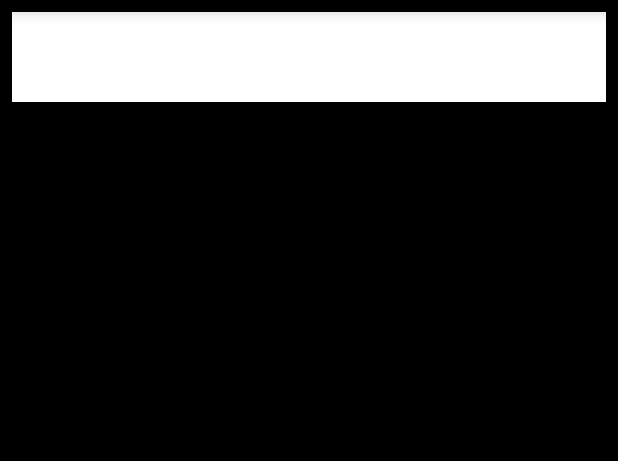
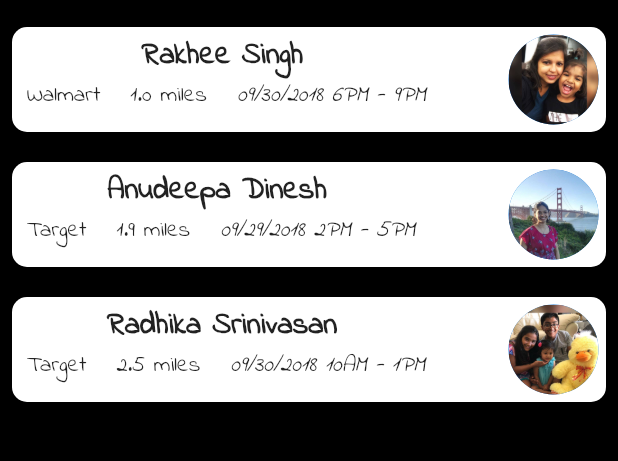
Before and after one commit to Anudeepa2204/googleHackathon, a Flutter app: the Home screen opened by its route, on a phone screen of 412 x 824 dp, the part 84-545 px from its top. Run offline on Flutter 3.47's test engine with Material 2 defaults, Android fonts, the phone set to English and light mode, and no system bars; missing offline and left inert: validate.

Commit message:
Homepage complete

```diff
--- a/lib/sliders/right_transitions.dart
+++ b/lib/sliders/transitions.dart
@@ -12,7 +12,7 @@ class SlideRightRoute extends PageRouteBuilder {
             Widget child) {
           return new SlideTransition(
             position: new Tween<Offset>(
-              begin: const Offset(-1.0, 0.0),
+              begin: const Offset(1.8, -1.5),
               end: Offset.zero,
             ).animate(animation),
             child: child,
--- a/lib/views/buyerpage.dart
+++ b/lib/views/buyerpage.dart
@@ -1,6 +1,6 @@
 import 'package:flutter/material.dart';
 import 'package:validate/validate.dart';
-import 'package:deliver_grocery/sliders/right_transitions.dart';
+import 'package:deliver_grocery/sliders/transitions.dart';
 import 'package:deliver_grocery/views/homepage.dart';// Add import for validate package.
 
 class Buyer extends StatefulWidget {
--- a/lib/views/homepage.dart
+++ b/lib/views/homepage.dart
@@ -10,19 +10,22 @@ List userdetails = [
   {
     "name": "Rakhee Singh",
     "store": "Walmart",
-    "photo": "/assets/images/rakhee.jpeg",
+    "miles": "1.0 miles",
+    "photo": "assets/images/rakhee.jpeg",
     "time": "09/30/2018 6PM - 9PM"
   },
   {
     "name": "Anudeepa Dinesh",
     "store": "Target",
-    "photo": "/assets/images/anudeepa.jpeg",
+    "miles": "1.9 miles",
+    "photo": "assets/images/anudeepa.jpeg",
     "time": "09/29/2018 2PM - 5PM"
   },
   {
     "name": "Radhika Srinivasan",
     "store": "Target",
-    "photo": "/assets/images/radhika.jpeg",
+    "miles": "2.5 miles",
+    "photo": "assets/images/radhika.jpeg",
     "time": "09/30/2018 10AM - 1PM"
   }
 ];
@@ -44,11 +47,11 @@ class HomeWidget extends State<Home> {
         ),
         body: new ListView.builder(
           padding: new EdgeInsets.all(8.0),
-          itemExtent: 20.0,
           itemBuilder: (BuildContext context, int index) {
             return new UserList(
               name: userdetails[index]["name"],
               store: userdetails[index]["store"],
+              miles: userdetails[index]["miles"],
               time: userdetails[index]["time"],
               photo: userdetails[index]["photo"],
             );
@@ -58,42 +61,108 @@ class HomeWidget extends State<Home> {
   }
 }
 
+void _pressed() {
+  print("Pressed");
+}
+
 class UserList extends StatelessWidget {
   final String name;
   final String store;
   final String time;
   final String photo;
+  final String miles;
 
   const UserList(
       {Key key,
       String this.name,
       String this.store,
       String this.time,
-      String this.photo})
+      String this.photo,
+      String this.miles})
       : super(key: key);
 
   @override
   Widget build(BuildContext context) {
-    return new Material(
-        child: new Container(
-      padding: EdgeInsets.only(top: 20.0),
-      color: Colors.white,
-      child: new Column(
-        crossAxisAlignment: CrossAxisAlignment.start,
-        children: <Widget>[
-          new Padding(
-              padding: new EdgeInsets.all(10.0),
-              child: new Card(
-                  child: new Column(children: <Widget>[
-                new ListTile(
-                  leading: const Icon(Icons.event_seat),
-
-                  title: Text(name, style: TextStyle(color: Colors.black, fontSize: 10.0, ),),
-                  subtitle: Text(store),
-                ),
-              ])))
-        ],
+    return Container(
+      margin: EdgeInsets.symmetric(vertical: 10.0),
+      decoration: const BoxDecoration(
+        borderRadius: BorderRadius.all(Radius.circular(10.0)),
+        color: Colors.white,
       ),
-    ));
+      child: InkWell(
+          splashColor: Colors.lightGreen,
+          onTap: _pressed,
+          child: Column(
+            children: <Widget>[
+              Row(
+                crossAxisAlignment: CrossAxisAlignment.start,
+                mainAxisAlignment: MainAxisAlignment.spaceBetween,
+                children: <Widget>[
+                  Column(
+                    children: <Widget>[
+                      Column(
+                        children: <Widget>[
+                          Padding(
+                              padding: EdgeInsets.fromLTRB(0.0, 5.0, 5.0, 0.0),
+                              child: Text(name,
+                                  style: TextStyle(
+//                                      color: Colors.white,
+                                      fontSize: 20.0,
+                                      fontWeight: FontWeight.bold))),
+                          Row(
+                            children: <Widget>[
+                              Padding(
+                                padding: EdgeInsets.symmetric(horizontal: 10.0),
+                                child: Text(store,
+                                    style: TextStyle(
+                                        fontSize: 15.0,
+//                                        color: Colors.white,
+                                        fontStyle: FontStyle.normal)),
+                              ),
+                              Padding(
+                                padding: EdgeInsets.symmetric(horizontal: 10.0),
+                                child: Text(miles,
+                                    style: TextStyle(
+//                                        color: Colors.white,
+                                        fontSize: 15.0,
+                                        fontStyle: FontStyle.normal)),
+                              ),
+                              Padding(
+                                padding: EdgeInsets.symmetric(horizontal: 10.0),
+                                child: Text(time,
+                                    style: TextStyle(
+//                                        color: Colors.white,
+                                        fontSize: 15.0,
+                                        fontStyle: FontStyle.italic)),
+                              )
+                            ],
+                          )
+                        ],
+                      )
+                    ],
+                  ),
+                  Container(
+                    width: 60.0,
+                    height: 60.0,
+                    margin: EdgeInsets.all(5.0),
+                    decoration: BoxDecoration(
+                      shape: BoxShape.circle,
+                      color: Colors.transparent,
+//                      image: DecorationImage(image:null ))
+                    ),
+                    child: CircleAvatar(
+                      backgroundImage: AssetImage(photo),
+//                      child: Image(
+//                        image: AssetImage(photo),
+//                        height: 60.0,
+//                        width: 60.0,
+//                      ),
+                    ),
+                  ),
+                ],
+              )
+            ],
+          )),
+    );
   }
 }
--- a/lib/views/login.dart
+++ b/lib/views/login.dart
@@ -1,6 +1,6 @@
 import 'package:flutter/material.dart';
 import 'package:validate/validate.dart';
-import 'package:deliver_grocery/sliders/right_transitions.dart';
+import 'package:deliver_grocery/sliders/transitions.dart';
 import 'package:deliver_grocery/views/homepage.dart';// Add import for validate package.
 
 class Login extends StatefulWidget {
```
